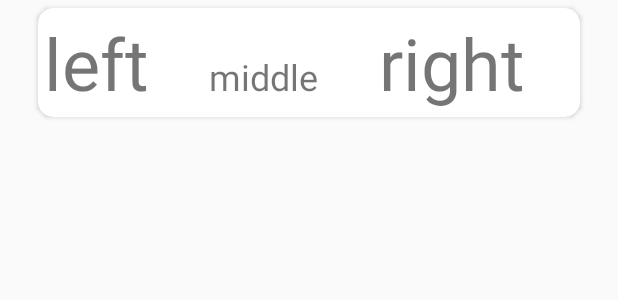
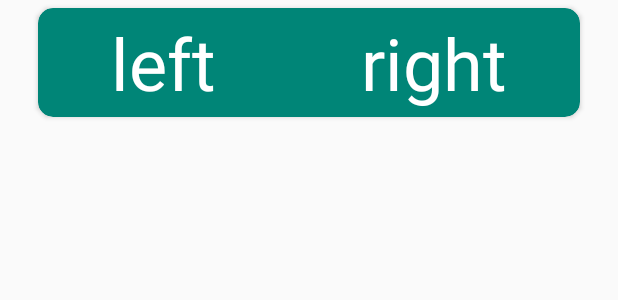
Before and after one commit to SpencerCBryson/GPSTasks, an Android app: the layout card_main_recyclerview.xml on its own in the app's theme, with its tools: preview values and no code run, on a phone screen of 412 x 824 dp. Shown: the top 300 px of the screen. Run offline under Robolectric (Android 15) with nearby library versions, the phone set to English and light mode, and no system bars.

Commit message:
minor ui tweaks, one of the buttons is too large rn so gotta fix that still.

```diff
--- a/app/src/main/java/com/spencerbyson/gpstasks/MainRecyclerAdapter.kt
+++ b/app/src/main/java/com/spencerbyson/gpstasks/MainRecyclerAdapter.kt
@@ -13,9 +13,8 @@ import android.widget.TextView
 class MainRecyclerAdapter(val userList: ArrayList<String>): RecyclerView.Adapter<MainRecyclerAdapter.ViewHolder>() {
 
     override fun onBindViewHolder(holder: ViewHolder, position: Int) {
-        holder?.left?.text = userList[position] + "0"
-        holder?.middle?.text = userList[position]  + "1"
-        holder?.right?.text = userList[position] + "2"
+        holder?.left?.text = userList[position]
+        holder?.right?.text = userList[position]
         holder.itemView.setOnClickListener{
         }
     }
@@ -35,7 +34,6 @@ class MainRecyclerAdapter(val userList: ArrayList<String>): RecyclerView.Adapter
 
     class ViewHolder(itemView: View): RecyclerView.ViewHolder(itemView){
         val left = itemView.findViewById<TextView>(R.id.mLeftText)
-        val middle = itemView.findViewById<TextView>(R.id.mMiddleText)
         val right = itemView.findViewById<TextView>(R.id.mRightText)
     }
 
--- /dev/null
+++ b/app/src/main/res/drawable/button.xml
@@ -0,0 +1,5 @@
+<?xml version="1.0" encoding="utf-8"?>
+<shape xmlns:android="http://schemas.android.com/apk/res/android" android:shape="rectangle">
+    <corners android:radius="10dp" />
+    <solid android:color="@color/colorPrimary"/>
+</shape>
--- a/app/src/main/res/layout/card_main_recyclerview.xml
+++ b/app/src/main/res/layout/card_main_recyclerview.xml
@@ -10,7 +10,7 @@
             android:layout_width="match_parent"
             android:layout_height="match_parent"
             android:layout_margin="5dp"
-            app:cardCornerRadius="10dp">
+            app:cardCornerRadius="10dp" app:cardBackgroundColor="@color/colorPrimary">
 
         <LinearLayout
                 android:orientation="horizontal"
@@ -21,19 +21,13 @@
                     android:text="left"
                     android:layout_width="wrap_content"
                     android:layout_height="wrap_content" android:id="@+id/mLeftText" android:layout_weight="1"
-                    android:textSize="48sp"/>
-            <TextView
-                    android:padding="4dp"
-                    android:text="middle"
-                    android:layout_width="wrap_content"
-                    android:layout_height="wrap_content" android:id="@+id/mMiddleText" android:layout_weight="1"
-                    android:textSize="24sp"/>
+                    android:textSize="48sp" android:textColor="@android:color/white" android:textAlignment="center"/>
             <TextView
                     android:padding="4dp"
                     android:text="right"
                     android:layout_width="wrap_content"
                     android:layout_height="wrap_content" android:id="@+id/mRightText" android:layout_weight="1"
-                    android:textSize="48sp"/>
+                    android:textSize="48sp" android:textColor="@android:color/white" android:textAlignment="center"/>
         </LinearLayout>
     </android.support.v7.widget.CardView>
 </LinearLayout>
```
Also changed, not shown: app/src/main/res/layout/activity_home.xml (+5 -3 lines).
